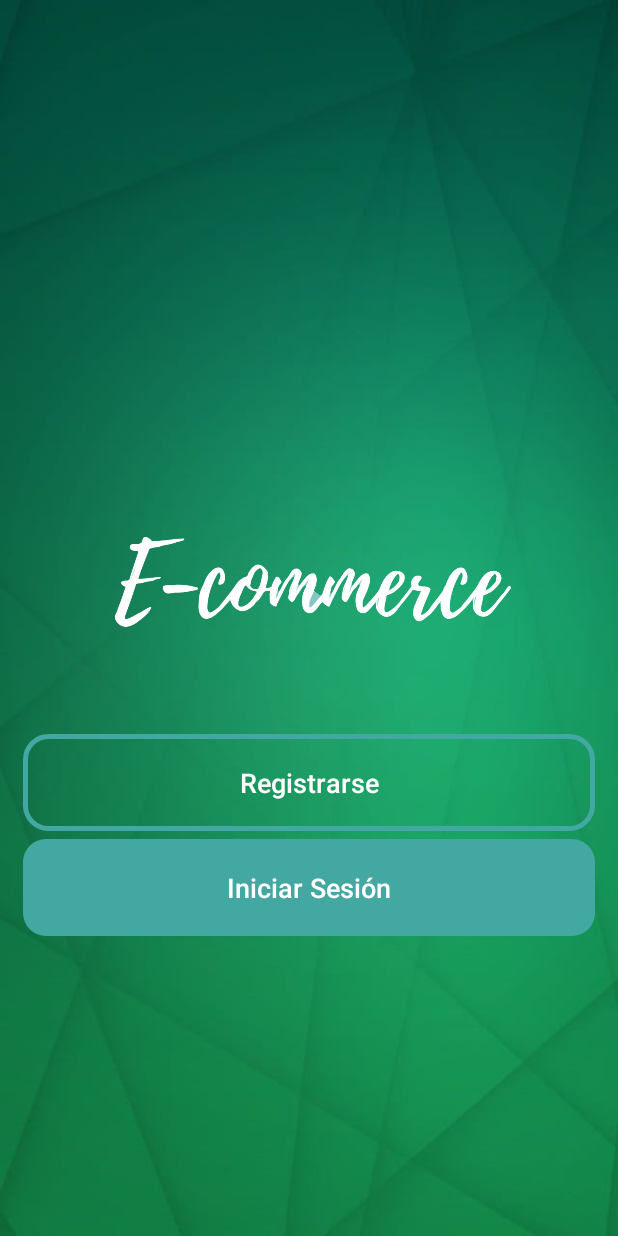
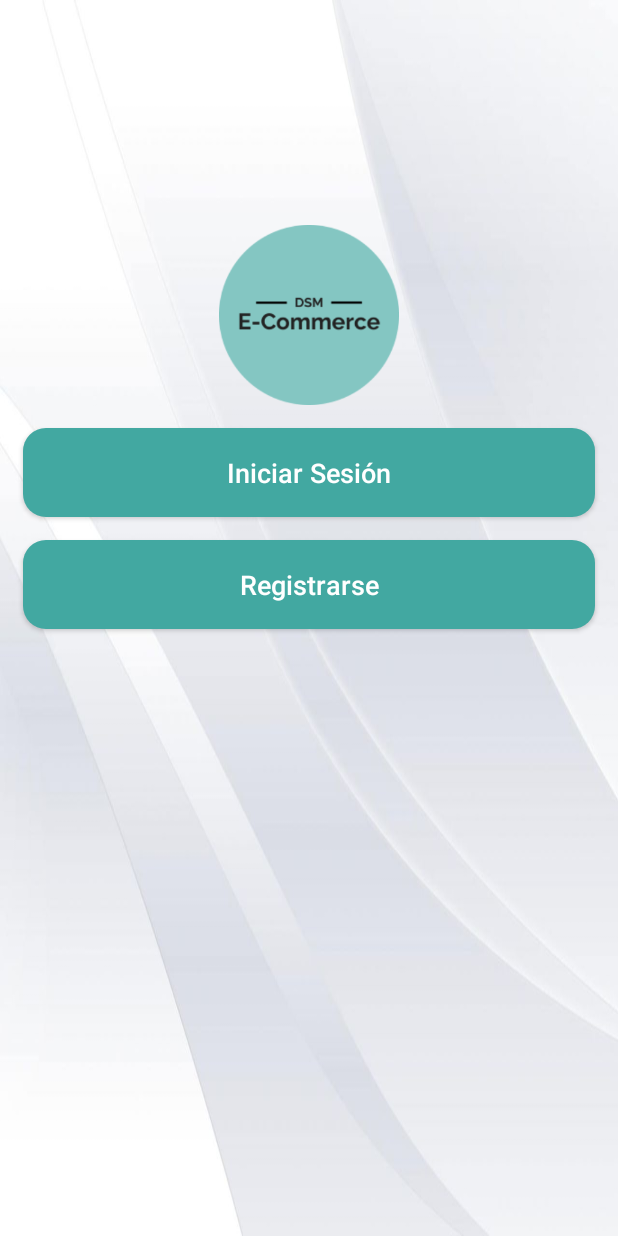
Before and after one commit to ManuelGamez/ProyectoDSM2021, an Android app: the screen it shows after launch (MainActivity), on a phone screen of 412 x 824 dp. Run offline under Robolectric (Android 15) with nearby library versions, the phone set to English and light mode, and no system bars.

Commit message:
modificaciones en el diseño de las pantallas login

```diff
--- a/ProyectoEcommerDSM/app/src/main/res/layout/activity_main.xml
+++ b/ProyectoEcommerDSM/app/src/main/res/layout/activity_main.xml
@@ -1,57 +1,54 @@
 <?xml version="1.0" encoding="utf-8"?>
 
-<RelativeLayout
-    xmlns:android="http://schemas.android.com/apk/res/android"
+<RelativeLayout xmlns:android="http://schemas.android.com/apk/res/android"
     xmlns:app="http://schemas.android.com/apk/res-auto"
     xmlns:tools="http://schemas.android.com/tools"
     android:layout_width="match_parent"
     android:layout_height="match_parent"
-    android:background="@drawable/m"
+    android:background="@drawable/white"
     android:orientation="vertical"
-    tools:context=".MainActivity">
+    tools:context=".RegisterActivity">
 
     <ImageView
         android:id="@+id/app_logo"
         android:layout_width="300dp"
-        android:layout_height="100dp"
-        android:layout_above="@+id/main_join_now_btn"
+        android:layout_height="120dp"
+        android:src="@drawable/splash_logo"
         android:layout_centerHorizontal="true"
-        android:layout_marginTop="200dp"
-        android:layout_marginBottom="48dp"
-        android:src="@drawable/logowhite" />
+        android:layout_marginTop="150dp"
+        />
 
     <Button
         android:id="@+id/main_login_btn"
         android:layout_width="match_parent"
         android:layout_height="wrap_content"
-        android:layout_alignParentBottom="true"
-        android:layout_alignParentStart="true"
-        android:layout_marginBottom="200dp"
+        android:layout_below="@+id/app_logo"
+        android:layout_marginTop="15dp"
         android:layout_marginLeft="15dp"
         android:layout_marginRight="15dp"
         android:background="@drawable/buttons"
-        android:padding="20dp"
+        android:padding="17dp"
         android:textAllCaps="false"
         android:textSize="18sp"
         android:text="@string/main_login"
         android:textColor="@android:color/white"
         />
 
+
     <Button
         android:id="@+id/main_join_now_btn"
         android:layout_width="match_parent"
         android:layout_height="wrap_content"
-        android:layout_above="@+id/main_login_btn"
-        android:layout_marginBottom="5dp"
+        android:layout_below="@+id/main_login_btn"
+        android:layout_marginTop="15dp"
         android:layout_marginLeft="15dp"
         android:layout_marginRight="15dp"
-        android:background="@drawable/input_design"
-        android:padding="20dp"
+        android:background="@drawable/buttons"
+        android:padding="17dp"
         android:textAllCaps="false"
         android:textSize="18sp"
         android:text="@string/main_registrarse"
         android:textColor="@android:color/white"
         />
 
-
 </RelativeLayout>
```
Also changed, not shown: ProyectoEcommerDSM/app/src/main/res/layout/activity_forgot_password.xml (+7 -6 lines), ProyectoEcommerDSM/app/src/main/res/layout/activity_login.xml (+10 -9 lines), ProyectoEcommerDSM/app/src/main/res/layout/activity_register.xml (+10 -9 lines), ProyectoEcommerDSM/app/src/main/res/drawable/m.jpg (deleted), ProyectoEcommerDSM/app/src/main/res/drawable/white.jpg (added).
